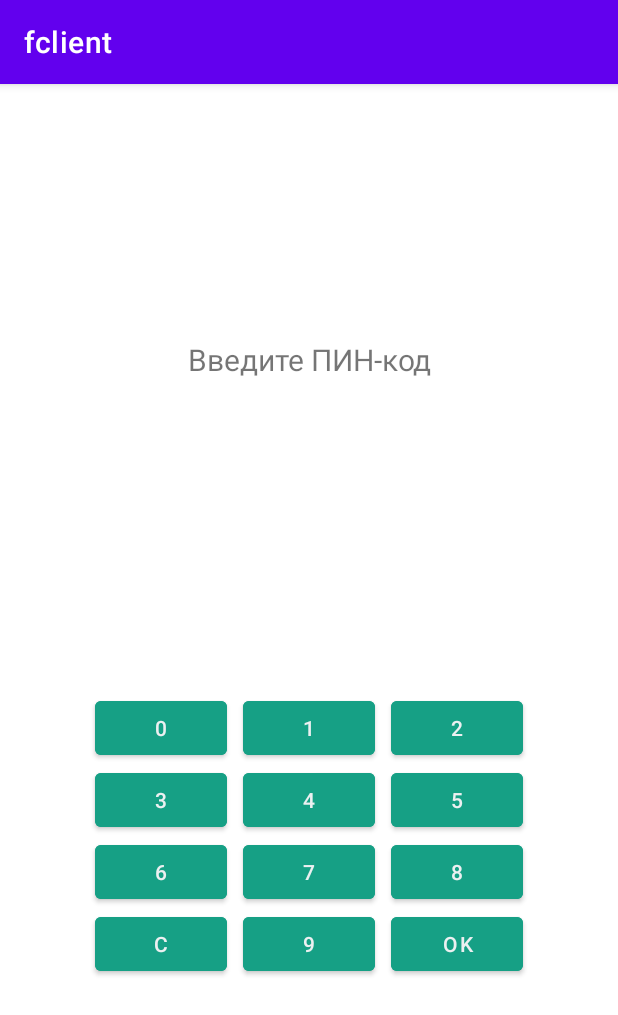
After one commit to elinanugmanova/RPO, an Android app: the PinpadActivity screen opened directly, with no data from a screen before it, on a phone screen of 412 x 824 dp. The commit adds this screen. Shown: the top 1015 px of the screen. Run offline under Robolectric (Android 15) with nearby library versions, the phone set to English and light mode, and no system bars; 2 statements that could not run were skipped.

Commit message:
End Laboratory work 2

```diff
--- a/app/src/main/AndroidManifest.xml
+++ b/app/src/main/AndroidManifest.xml
@@ -13,6 +13,9 @@
         android:theme="@style/Theme.Fclient"
         tools:targetApi="31">
         <activity
+            android:name=".PinpadActivity"
+            android:exported="false" />
+        <activity
             android:name=".MainActivity"
             android:exported="true">
             <intent-filter>
--- /dev/null
+++ b/app/src/main/java/ru/iu3/fclient/PinpadActivity.java
@@ -0,0 +1,78 @@
+package ru.iu3.fclient;
+
+import android.content.Intent;
+import android.os.Bundle;
+import android.view.View;
+import android.widget.Button;
+import android.widget.TextView;
+
+import androidx.activity.EdgeToEdge;
+import androidx.appcompat.app.AppCompatActivity;
+import androidx.core.graphics.Insets;
+import androidx.core.view.ViewCompat;
+import androidx.core.view.WindowInsetsCompat;
+
+public class PinpadActivity extends AppCompatActivity {
+
+    TextView tvPin;
+    String pin = "";
+    final int MAX_KEYS = 10;
+
+    @Override
+    protected void onCreate(Bundle savedInstanceState) {
+        super.onCreate(savedInstanceState);
+        setContentView(R.layout.activity_pinpad);
+
+        tvPin = findViewById(R.id.txtPin);
+
+        ShuffleKeys();
+
+        findViewById(R.id.btnOK).setOnClickListener((View) -> {
+            Intent it = new Intent();
+            it.putExtra("pin", pin);
+            setResult(RESULT_OK, it);
+            finish();
+        });
+
+        findViewById(R.id.btnReset).setOnClickListener((View) -> {
+            pin = "";
+            tvPin.setText("");
+        });
+    }
+
+    public void keyClick(View v)
+    {
+        String key = ((TextView)v).getText().toString();
+        int sz = pin.length();
+        if (sz < 4)
+        {
+            pin += key;
+            tvPin.setText("****".substring(3 - sz));
+        }
+    }
+
+    protected void ShuffleKeys()
+    {
+        Button keys[] = new Button[] {
+                findViewById(R.id.btnKey0),
+                findViewById(R.id.btnKey1),
+                findViewById(R.id.btnKey2),
+                findViewById(R.id.btnKey3),
+                findViewById(R.id.btnKey4),
+                findViewById(R.id.btnKey5),
+                findViewById(R.id.btnKey6),
+                findViewById(R.id.btnKey7),
+                findViewById(R.id.btnKey8),
+                findViewById(R.id.btnKey9),
+        };
+
+        byte[] rnd = MainActivity.randomBytes(MAX_KEYS);
+        for(int i = 0; i < MAX_KEYS; i++)
+        {
+            int idx = (rnd[i] & 0xFF) % 10;
+            CharSequence txt = keys[idx].getText();
+            keys[idx].setText(keys[i].getText());
+            keys[i].setText(txt);
+        }
+    }
+}
--- /dev/null
+++ b/app/src/main/res/layout/activity_pinpad.xml
@@ -0,0 +1,43 @@
+<?xml version="1.0" encoding="utf-8"?>
+<androidx.constraintlayout.widget.ConstraintLayout xmlns:android="http://schemas.android.com/apk/res/android"
+    xmlns:app="http://schemas.android.com/apk/res-auto"
+    xmlns:tools="http://schemas.android.com/tools"
+    android:layout_width="match_parent"
+    android:layout_height="match_parent"
+    tools:context=".PinpadActivity">
+    <LinearLayout android:layout_width="match_parent"
+        android:layout_height="match_parent"
+        android:orientation="vertical">
+        <TextView android:text="Введите ПИН-код"
+            android:layout_marginTop="170dp"
+            android:textSize="20dp"
+            android:textAlignment="center"
+            android:layout_width="match_parent"
+            android:layout_height="wrap_content" />
+        <TextView android:id="@+id/txtPin"
+            android:text=""
+            android:textSize="28dp"
+            android:textAlignment="center"
+            android:layout_width="match_parent"
+            android:layout_height="wrap_content" />
+        <GridLayout android:layout_width="wrap_content"
+            android:layout_height="wrap_content"
+            android:layout_gravity="center"
+            android:orientation="horizontal"
+            android:layout_marginTop="170dp"
+            android:columnCount="3">
+            <Button android:id="@+id/btnKey1" android:text="1" android:onClick="keyClick" style="@style/PadButton" />
+            <Button android:id="@+id/btnKey2" android:text="2" android:onClick="keyClick" style="@style/PadButton" />
+            <Button android:id="@+id/btnKey3" android:text="3" android:onClick="keyClick" style="@style/PadButton" />
+            <Button android:id="@+id/btnKey4" android:text="4" android:onClick="keyClick" style="@style/PadButton" />
+            <Button android:id="@+id/btnKey5" android:text="5" android:onClick="keyClick" style="@style/PadButton" />
+            <Button android:id="@+id/btnKey6" android:text="6" android:onClick="keyClick" style="@style/PadButton" />
+            <Button android:id="@+id/btnKey7" android:text="7" android:onClick="keyClick" style="@style/PadButton" />
+            <Button android:id="@+id/btnKey8" android:text="8" android:onClick="keyClick" style="@style/PadButton" />
+            <Button android:id="@+id/btnKey9" android:text="9" android:onClick="keyClick" style="@style/PadButton" />
+            <Button android:id="@+id/btnReset" android:text="C" android:onClick="keyClick" style="@style/PadButton" />
+            <Button android:id="@+id/btnKey0" android:text="0" android:onClick="keyClick" style="@style/PadButton" />
+            <Button android:id="@+id/btnOK" android:text="OK" android:onClick="keyClick" style="@style/PadButton" />
+        </GridLayout>
+    </LinearLayout>
+</androidx.constraintlayout.widget.ConstraintLayout>
--- a/app/src/main/res/values/themes.xml
+++ b/app/src/main/res/values/themes.xml
@@ -13,4 +13,11 @@
         <item name="android:statusBarColor">?attr/colorPrimaryVariant</item>
         <!-- Customize your theme here. -->
     </style>
+
+    <style name="PadButton">
+        <item name="android:textColor" >#ecf0f1</item>
+        <item name="android:layout_marginRight" >5dp</item>
+        <item name="android:layout_marginLeft" >5dp</item>
+        <item name="android:backgroundTint" >#16a085</item>
+    </style>
 </resources>
```
Also changed, not shown: app/build.gradle (+7 -6 lines), app/src/main/java/ru/iu3/fclient/MainActivity.java (+53 -8 lines), app/src/main/res/layout/activity_main.xml (+5 -6 lines), gradle/libs.versions.toml (+14 -0 lines).
